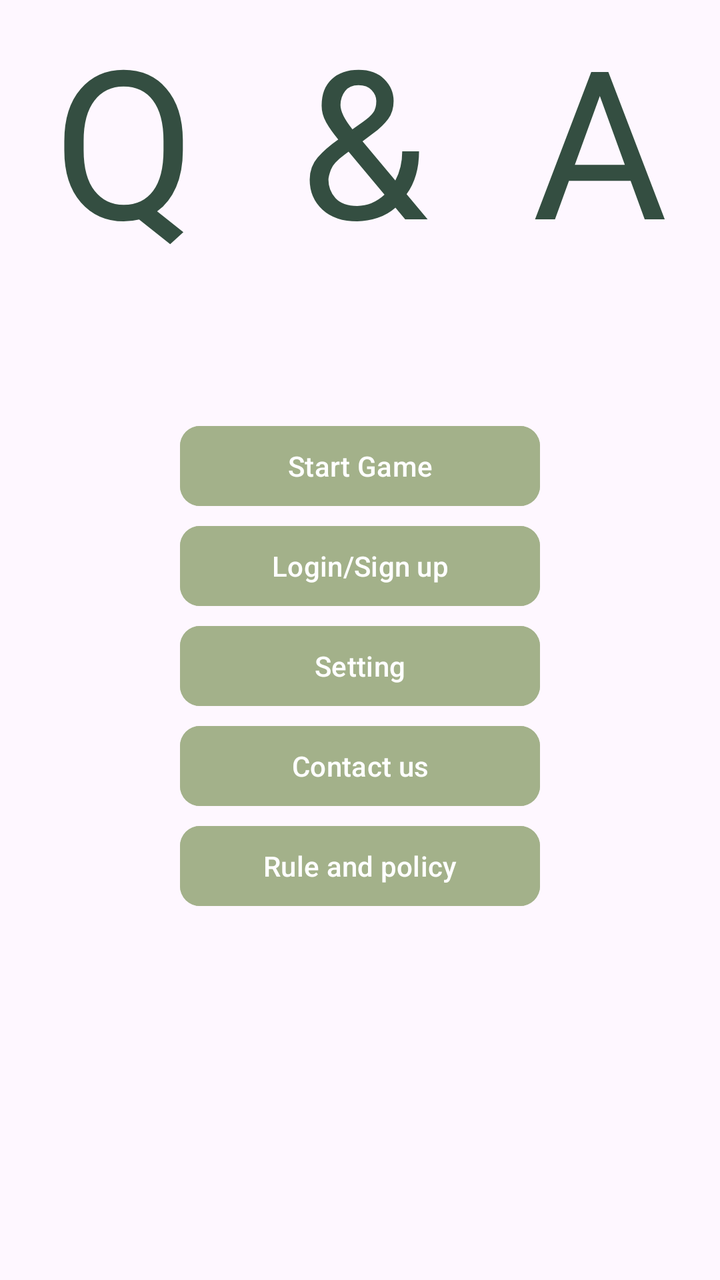
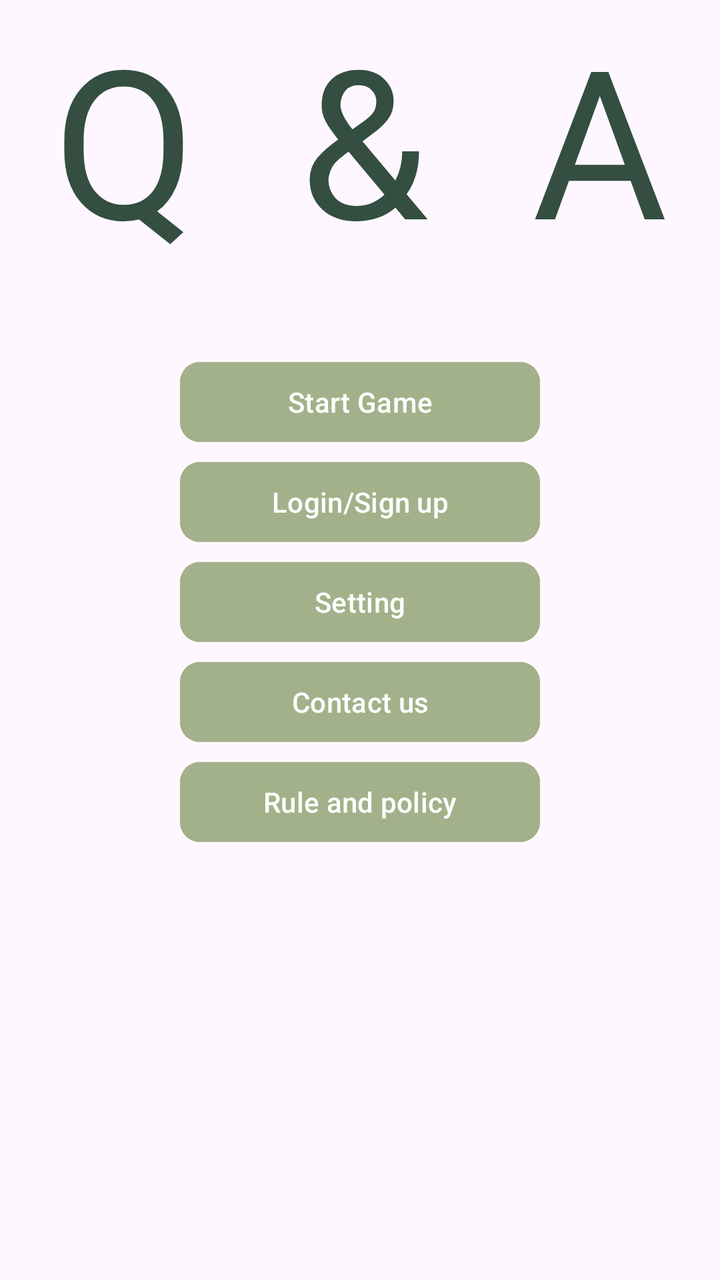

Two renders of the same Android screen: before a commit and after it. Below are the layout's source before the change and the commit's diff.
<!-- AndroidManifest.xml: application theme Theme.MenuActivity -->
<!-- res/layout/activity_main.xml -->
<?xml version="1.0" encoding="utf-8"?>
<androidx.constraintlayout.widget.ConstraintLayout xmlns:android="http://schemas.android.com/apk/res/android"
    xmlns:app="http://schemas.android.com/apk/res-auto"
    xmlns:tools="http://schemas.android.com/tools"
    android:id="@+id/main"
    android:layout_width="match_parent"
    android:layout_height="match_parent"
    tools:context=".MainActivity">

    <TextView
        android:id="@+id/menu_Logo"
        android:layout_width="match_parent"
        android:layout_height="0dp"
        android:autoSizeTextType="uniform"
        android:fontFamily="@font/aclonica"
        android:gravity="center_horizontal"
        android:letterSpacing="0.5"
        android:lines="1"
        android:text="@string/app_name"
        android:textColor="@color/deep_forest_green"
        app:layout_constraintBottom_toTopOf="@+id/menu_section"
        app:layout_constraintEnd_toEndOf="parent"
        app:layout_constraintHeight_percent="0.3"
        app:layout_constraintStart_toStartOf="parent"
        app:layout_constraintTop_toTopOf="parent" />
    <LinearLayout
        android:id="@+id/menu_section"
        android:layout_marginTop="15dp"
        android:layout_width="0dp"
        android:layout_height="0dp"
        app:layout_constraintBottom_toBottomOf="parent"
        app:layout_constraintStart_toStartOf="parent"
        app:layout_constraintEnd_toEndOf="parent"
        app:layout_constraintTop_toBottomOf="@+id/menu_Logo"
        android:orientation="vertical"
        app:layout_constraintWidth_percent="0.5"
        android:layout_marginBottom="20dp"

        >
        <com.google.android.material.button.MaterialButton
            android:id="@+id/menu_start_game"
            android:layout_width="match_parent"
            android:layout_height="wrap_content"
            android:text="Start Game"
            app:rippleColor="@color/olive_green"
            android:backgroundTint="@color/olive_green"
            app:cornerRadius="10dp"
            android:layout_marginTop="2dp"/>
        <com.google.android.material.button.MaterialButton
            android:id="@+id/Login"
            android:layout_width="match_parent"
            android:layout_height="wrap_content"
            android:text="Login/Sign up"
            app:rippleColor="@color/olive_green"
            android:backgroundTint="@color/olive_green"
            app:cornerRadius="10dp"
            android:layout_marginTop="2dp"/>
        <com.google.android.material.button.MaterialButton
            android:id="@+id/menu_setting"
            android:layout_width="match_parent"
            android:layout_height="wrap_content"
            android:text="Setting"
            app:rippleColor="@color/olive_green"
            android:backgroundTint="@color/olive_green"
            app:cornerRadius="10dp"
            android:layout_marginTop="2dp"/>
        <com.google.android.material.button.MaterialButton
            android:id="@+id/menu_contact_us"
            android:layout_width="match_parent"
            android:layout_height="wrap_content"
            android:text="Contact us"
            app:rippleColor="@color/olive_green"
            android:backgroundTint="@color/olive_green"
            app:cornerRadius="10dp"
            android:layout_marginTop="2dp"/>
        <com.google.android.material.button.MaterialButton
            android:id="@+id/menu_rules_policy"
            android:layout_width="match_parent"
            android:layout_height="wrap_content"
            android:text="Rule and policy"
            app:rippleColor="@color/olive_green"
            android:backgroundTint="@color/olive_green"
            app:cornerRadius="10dp"
            android:layout_marginTop="2dp"/>






    </LinearLayout>

</androidx.constraintlayout.widget.ConstraintLayout>
<!-- resources referenced by this layout -->
<resources>
  <color name="deep_forest_green">#344E41</color>
  <color name="olive_green">#A3B18A</color>
  <string name="app_name">Q&amp;A</string>
  <style name="Theme.MenuActivity" parent="Base.Theme.MenuActivity" />
  <style name="Base.Theme.MenuActivity" parent="Theme.Material3.DayNight.NoActionBar">
          
          
      </style>
</resources>

<!-- the commit's change to res/layout/activity_main.xml (unified diff, before → after) -->
@@ -20,7 +20,7 @@
         android:textColor="@color/deep_forest_green"
         app:layout_constraintBottom_toTopOf="@+id/menu_section"
         app:layout_constraintEnd_toEndOf="parent"
-        app:layout_constraintHeight_percent="0.3"
+        app:layout_constraintHeight_percent="0.25"
         app:layout_constraintStart_toStartOf="parent"
         app:layout_constraintTop_toTopOf="parent" />
     <LinearLayout
